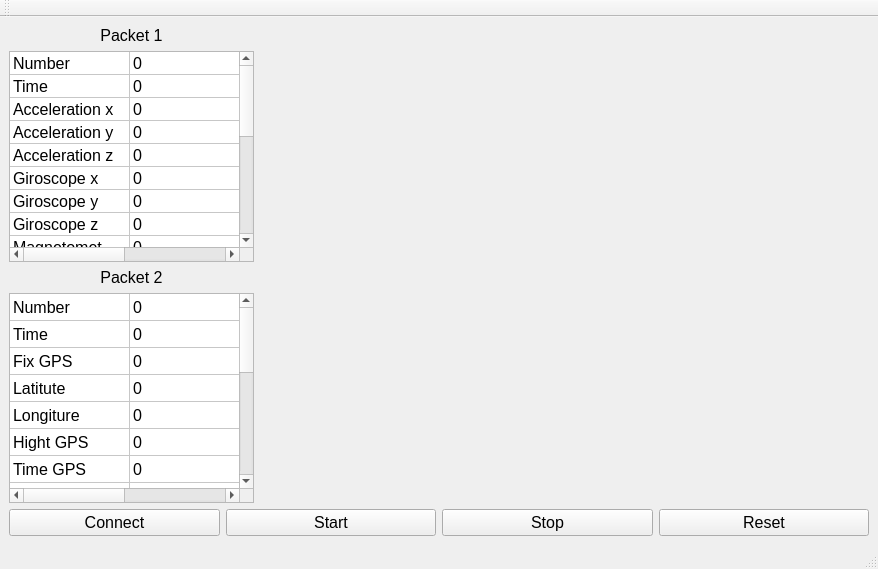
Qt form src/gcs/gcs_pc/gcs_pc/form.ui (cansat-tsniimash/KNPN-2025) before a commit.
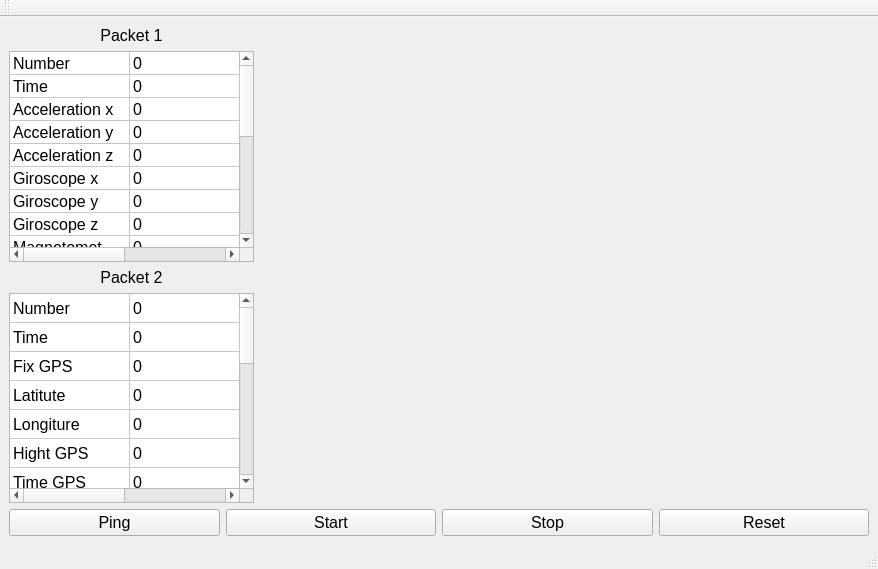
The same form after that commit. Custom widgets are drawn as their Qt base class.

The edit to the form file:
```diff
--- a/src/gcs/gcs_pc/gcs_pc/form.ui
+++ b/src/gcs/gcs_pc/gcs_pc/form.ui
@@ -58,7 +58,7 @@
       <item>
        <widget class="QPushButton" name="Connect">
         <property name="text">
-         <string>Connect</string>
+         <string>Ping</string>
         </property>
        </widget>
       </item>
@@ -461,7 +461,7 @@
          <bool>false</bool>
         </attribute>
         <attribute name="verticalHeaderDefaultSectionSize">
-         <number>27</number>
+         <number>29</number>
         </attribute>
         <attribute name="verticalHeaderHighlightSections">
          <bool>true</bool>
```
